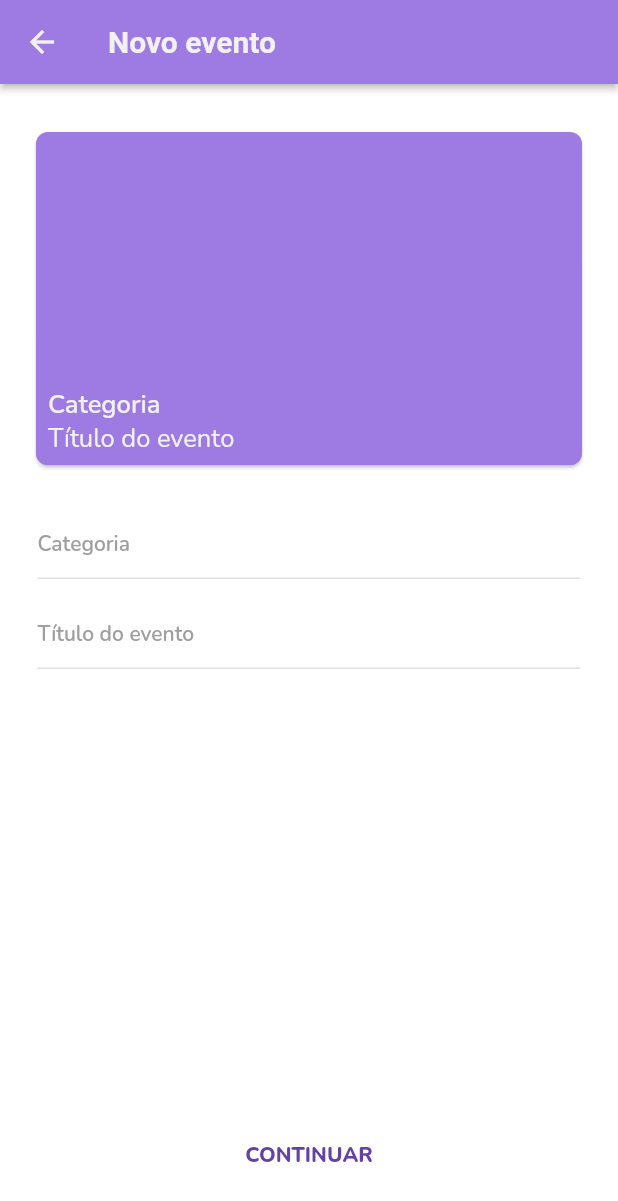
After one commit to jonathalimax/streamer-time, a Flutter app: the CreateEventStepOneScreen screen opened by its route, on a phone screen of 412 x 824 dp. The commit adds this screen. Shown: the top 1201 px of the screen. Run offline on Flutter 3.47's test engine with Material 2 defaults, Android fonts, the light colour scheme and no system bars; drawn by our look-alikes of flutter_typeahead; our stand-ins replace cached_network_image, cloud_firestore, dio, firebase_auth, firebase_core, firebase_messaging and 16 more; missing offline and left inert: a package; accounts and stored records are empty.

Commit message:
Improve event editing step one flow

```diff
--- a/src/app/lib/app/app.dart
+++ b/src/app/lib/app/app.dart
@@ -2,8 +2,9 @@ import 'package:app/core/ads/ad_manager.dart';
 import 'package:app/core/caching/caching_manager.dart';
 import 'package:app/core/notifications/push_notification_manager.dart';
 import 'package:app/core/authentication/app_authentication.dart';
-import 'package:app/features/create_event/event_step_one/create_event_step_one_screen.dart';
-import 'package:app/features/create_event/event_step_two/create_event_step_two_screen.dart';
+import 'package:app/features/event/create/event_step_one/create_event_step_one_screen.dart';
+import 'package:app/features/event/create/event_step_two/create_event_step_two_screen.dart';
+import 'package:app/features/event/edit/step_one/event_step_one_edit_screen.dart';
 import 'package:app/features/favorites/favorites_screen.dart';
 import 'package:app/features/own_events/own_events_screen.dart';
 import 'package:app/features/splash/splash_screen.dart';
@@ -45,6 +46,7 @@ import 'package:stacked_services/stacked_services.dart';
     MaterialRoute(page: ChannelsScreen),
     MaterialRoute(page: CreateEventStepOneScreen),
     MaterialRoute(page: CreateEventStepTwoScreen),
+    MaterialRoute(page: EventStepOneEditScreen),
     MaterialRoute(page: FavoritesScreen),
     MaterialRoute(page: OwnEventsScreen),
   ],
--- a/src/app/lib/app/app.router.dart
+++ b/src/app/lib/app/app.router.dart
@@ -12,10 +12,12 @@ import 'package:stacked/stacked_annotations.dart';
 
 import '../features/agenda/agenda_screen.dart';
 import '../features/channels/channels_screen.dart';
-import '../features/create_event/event_step_one/create_event_step_one_screen.dart';
-import '../features/create_event/event_step_two/create_event_step_two_screen.dart';
-import '../features/create_event/event_step_two/create_event_step_two_viewmodel.dart';
 import '../features/discover/discover_screen.dart';
+import '../features/event/create/event_step_one/create_event_step_one_screen.dart';
+import '../features/event/create/event_step_two/create_event_step_two_screen.dart';
+import '../features/event/create/event_step_two/create_event_step_two_viewmodel.dart';
+import '../features/event/edit/step_one/event_step_one_edit_screen.dart';
+import '../features/event/edit/step_one/event_step_one_edit_viewmodel.dart';
 import '../features/favorites/favorites_screen.dart';
 import '../features/home/home_screen.dart';
 import '../features/login/login_screen.dart';
@@ -42,6 +44,7 @@ class Routes {
       '/create-event-step-one-screen';
   static const String createEventStepTwoScreen =
       '/create-event-step-two-screen';
+  static const String eventStepOneEditScreen = '/event-step-one-edit-screen';
   static const String favoritesScreen = '/favorites-screen';
   static const String ownEventsScreen = '/own-events-screen';
   static const all = <String>{
@@ -57,6 +60,7 @@ class Routes {
     channelsScreen,
     createEventStepOneScreen,
     createEventStepTwoScreen,
+    eventStepOneEditScreen,
     favoritesScreen,
     ownEventsScreen,
   };
@@ -78,6 +82,7 @@ class StackedRouter extends RouterBase {
     RouteDef(Routes.channelsScreen, page: ChannelsScreen),
     RouteDef(Routes.createEventStepOneScreen, page: CreateEventStepOneScreen),
     RouteDef(Routes.createEventStepTwoScreen, page: CreateEventStepTwoScreen),
+    RouteDef(Routes.eventStepOneEditScreen, page: EventStepOneEditScreen),
     RouteDef(Routes.favoritesScreen, page: FavoritesScreen),
     RouteDef(Routes.ownEventsScreen, page: OwnEventsScreen),
   ];
@@ -173,6 +178,16 @@ class StackedRouter extends RouterBase {
         settings: data,
       );
     },
+    EventStepOneEditScreen: (data) {
+      var args = data.getArgs<EventStepOneEditScreenArguments>(nullOk: false);
+      return MaterialPageRoute<dynamic>(
+        builder: (context) => EventStepOneEditScreen(
+          key: args.key,
+          viewModel: args.viewModel,
+        ),
+        settings: data,
+      );
+    },
     FavoritesScreen: (data) {
       return MaterialPageRoute<dynamic>(
         builder: (context) => const FavoritesScreen(),
@@ -220,3 +235,10 @@ class CreateEventStepTwoScreenArguments {
   final CreateEventStepTwoViewModel viewModel;
   CreateEventStepTwoScreenArguments({this.key, required this.viewModel});
 }
+
+/// EventStepOneEditScreen arguments holder class
+class EventStepOneEditScreenArguments {
+  final Key? key;
+  final EventStepOneEditViewModel viewModel;
+  EventStepOneEditScreenArguments({this.key, required this.viewModel});
+}
--- /dev/null
+++ b/src/app/lib/features/event/create/event_step_one/create_event_step_one_screen.dart
@@ -0,0 +1,32 @@
+import 'package:app/features/event/widget/event_step_one_widget.dart';
+import 'package:flutter/material.dart';
+import 'package:flutter_spinkit/flutter_spinkit.dart';
+import 'package:stacked/stacked.dart';
+import 'create_event_step_one_viewmodel.dart';
+
+class CreateEventStepOneScreen extends StatelessWidget {
+  @override
+  Widget build(BuildContext context) {
+    return ViewModelBuilder<CreateEventStepOneViewModel>.reactive(
+      viewModelBuilder: () => CreateEventStepOneViewModel(),
+      builder: (context, viewModel, _) => Scaffold(
+        appBar: AppBar(
+          title: Text(
+            'Novo evento',
+            style: Theme.of(context).appBarTheme.titleTextStyle,
+          ),
+        ),
+        body: viewModel.isBusy
+            ? Center(
+                child: SpinKitDoubleBounce(
+                  color: Theme.of(context).colorScheme.secondary,
+                ),
+              )
+            : EventStepOneWidget(
+                callToActionTitle: 'Continuar',
+                callToAction: viewModel.continueCreatingEvent,
+              ),
+      ),
+    );
+  }
+}
--- /dev/null
+++ b/src/app/lib/features/event/widget/event_step_one_widget.dart
@@ -0,0 +1,160 @@
+import 'package:app/features/event/widget/event_step_one_widget_viewmodel.dart';
+import 'package:app/widgets/card_event/card_event_view.dart';
+import 'package:design_system/styles/app_decorations.dart';
+import 'package:design_system/widgets/app_button.dart';
+import 'package:design_system/widgets/app_text.dart';
+import 'package:design_system/widgets/app_text_field.dart';
+import 'package:flutter/material.dart';
+import 'package:flutter_spinkit/flutter_spinkit.dart';
+import 'package:flutter_typeahead/flutter_typeahead.dart';
+import 'package:stacked/stacked.dart';
+import 'package:twitch_api/twitch_api.dart';
+
+class EventStepOneWidget extends StatelessWidget {
+  final String? title;
+  final String? category;
+  final String date;
+  final String time;
+  final String? imageUrl;
+  final double width;
+  final String callToActionTitle;
+  final Function(String? title, TwitchGame? category) callToAction;
+
+  final FocusNode _focusNode;
+  final TextEditingController _titleController;
+  final TextEditingController _categoryController;
+
+  EventStepOneWidget({
+    this.title,
+    this.category,
+    this.date = '',
+    this.time = '',
+    this.imageUrl,
+    this.width = double.infinity,
+    required this.callToActionTitle,
+    required this.callToAction,
+  })  : _titleController = TextEditingController(),
+        _categoryController = TextEditingController(),
+        _focusNode = FocusNode();
+
+  @override
+  Widget build(BuildContext context) {
+    return ViewModelBuilder<EventStepOneWidgetViewModel>.reactive(
+      viewModelBuilder: () => EventStepOneWidgetViewModel(),
+      onModelReady: (viewModel) {
+        viewModel.selectedTitle = this.title;
+        if (title != null) _titleController.text = title!;
+        if (category != null) _categoryController.text = category!;
+      },
+      builder: (context, viewModel, child) {
+        return SafeArea(
+          child: Padding(
+            padding: const EdgeInsets.symmetric(
+              horizontal: 20,
+              vertical: 8,
+            ),
+            child: CustomScrollView(
+              slivers: [
+                SliverFillRemaining(
+                  hasScrollBody: false,
+                  child: Column(
+                    crossAxisAlignment: CrossAxisAlignment.center,
+                    mainAxisAlignment: MainAxisAlignment.center,
+                    mainAxisSize: MainAxisSize.max,
+                    children: <Widget>[
+                      SizedBox(height: 20),
+                      Container(
+                        height: 230,
+                        child: CardEventView(
+                          title: viewModel.selectedTitle ?? 'Título do evento',
+                          category: category ??
+                              viewModel.selectedCategory?.name ??
+                              'Categoria',
+                          date: date,
+                          time: time,
+                          width: double.infinity,
+                          imageUrl: imageUrl,
+                        ),
+                      ),
+                      SizedBox(height: 24),
+                      Padding(
+                        padding: const EdgeInsets.symmetric(horizontal: 5),
+                        child: TypeAheadField<TwitchGame?>(
+                          debounceDuration: Duration(milliseconds: 500),
+                          textFieldConfiguration: TextFieldConfiguration(
+                            textInputAction: TextInputAction.next,
+                            onSubmitted: (_) => _focusNode.requestFocus(),
+                            controller: _categoryController,
+                            scrollPadding: EdgeInsets.only(bottom: 150),
+                            decoration: appInputTextDecoration(
+                              context,
+                              'Categoria',
+                            ),
+                          ),
+                          suggestionsCallback: viewModel.getCategorySuggestion,
+                          itemBuilder: (context, TwitchGame? game) {
+                            return ListTile(
+                              dense: true,
+                              title: AppText.body(
+                                game?.name ?? '',
+                              ),
+                            );
+                          },
+                          onSuggestionSelected: (TwitchGame? game) {
+                            if (game != null) {
+                              _categoryController.text = game.name;
+                              viewModel.setCategory(game);
+                            }
+                          },
+                          loadingBuilder: (context) {
+                            return SpinKitDoubleBounce(
+                              color: Theme.of(context).colorScheme.secondary,
+                            );
+                          },
+                          noItemsFoundBuilder: (context) {
+                            return Container(
+                              height: 40,
+                              child: Center(
+                                child: AppText.body(
+                                  'Nenhuma categoria encontrada!',
+                                ),
+                              ),
+                            );
+                          },
+                        ),
+                      ),
+                      SizedBox(height: 12),
+                      Padding(
+                        padding: const EdgeInsets.symmetric(horizontal: 5),
+                        child: AppTextField(
+                          focusNode: _focusNode,
+                          controller: _titleController,
+                          placeholder: 'Título do evento',
+                          onChanged: viewModel.setTitle,
+                        ),
+                      ),
+                      Spacer(flex: 5),
+                      SizedBox(
+                        width: 290,
+                        child: AppButton(
+                          title: callToActionTitle,
+                          action: () => callToAction(
+                            viewModel.selectedTitle,
+                            viewModel.selectedCategory,
+                          ),
+                          color: Colors.transparent,
+                          titleColor: Theme.of(context).primaryColor,
+                        ),
+                      ),
+                      SizedBox(height: 24),
+                    ],
+                  ),
+                ),
+              ],
+            ),
+          ),
+        );
+      },
+    );
+  }
+}
```
Also changed, not shown: src/app/lib/features/create_event/event_step_one/create_event_step_one_screen.dart (deleted, +0 -155 lines), src/app/lib/features/event/create/event_step_one/create_event_step_one_viewmodel.dart (added, +26 -0 lines), src/app/lib/features/event/edit/step_one/event_step_one_edit_screen.dart (added, +47 -0 lines), src/app/lib/features/event/edit/step_one/event_step_one_edit_viewmodel.dart (added, +28 -0 lines), src/app/lib/features/event/widget/event_step_one_widget_viewmodel.dart (renamed from src/app/lib/features/create_event/event_step_one/create_event_step_one_viewmodel.dart, +1 -15 lines), src/app/lib/features/own_events/own_events_screen.dart (+9 -0 lines), src/app/lib/features/own_events/own_events_viewmodel.dart (+13 -0 lines), src/app/lib/features/event/create/event_step_two/create_event_step_two_screen.dart (renamed from src/app/lib/features/create_event/event_step_two/create_event_step_two_screen.dart), src/app/lib/features/event/create/event_step_two/create_event_step_two_viewmodel.dart (renamed from src/app/lib/features/create_event/event_step_two/create_event_step_two_viewmodel.dart), src/app/lib/features/event/edit/step_two/event_step_two_edit_screen.dart (added), src/app/lib/features/event/edit/step_two/event_step_two_edit_viewmodel.dart (added), src/app/pubspec.lock, 1 other file.
